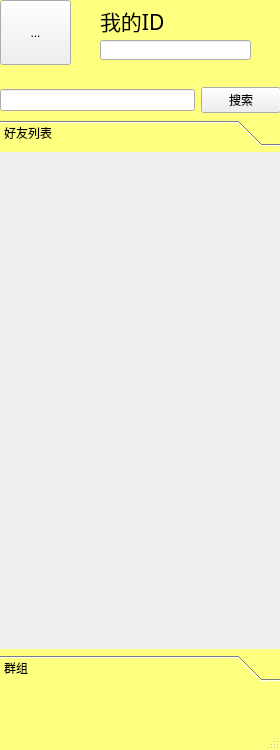
myservicegroup3/DongRuanProgram, file client/mainwindow_menu.ui: the form before one commit.
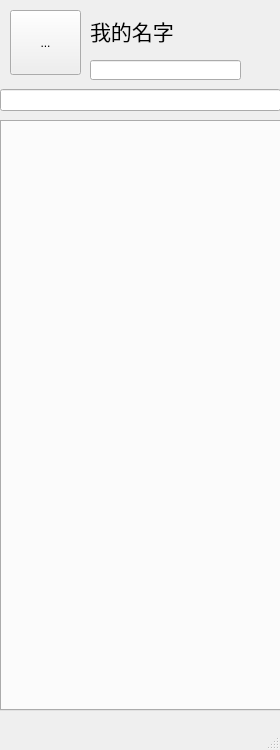
The form after the commit. The open tabs and pages were chosen to show the change. Icons and pictures are not drawn.

```diff
--- a/client/mainwindow_menu.ui
+++ b/client/mainwindow_menu.ui
@@ -17,72 +17,11 @@
    <string>MainWindow</string>
   </property>
   <property name="styleSheet">
-   <string notr="true">QMainWindow{
-	background-color: rgb(255, 255, 127);
-	background-color: qconicalgradient(cx:0.5, cy:0.5, angle:0, stop:0 rgba(35, 40, 3, 255), stop:0.16 rgba(136, 106, 22, 255), stop:0.225 rgba(166, 140, 41, 255), stop:0.285 rgba(204, 181, 74, 255), stop:0.345 rgba(235, 219, 102, 255), stop:0.415 rgba(245, 236, 112, 255), stop:0.52 rgba(209, 190, 76, 255), stop:0.57 rgba(187, 156, 51, 255), stop:0.635 rgba(168, 142, 42, 255), stop:0.695 rgba(202, 174, 68, 255), stop:0.75 rgba(218, 202, 86, 255), stop:0.815 rgba(208, 187, 73, 255), stop:0.88 rgba(187, 156, 51, 255), stop:0.935 rgba(137, 108, 26, 255), stop:1 rgba(35, 40, 3, 255));
+   <string notr="true">#MainWindow_menu{
+	border-image: url(:/new/prefix2/Picture/talkDialogBackgroud2.jpg);
 }</string>
   </property>
   <widget class="QWidget" name="centralwidget">
-   <widget class="QToolBox" name="toolBox">
-    <property name="geometry">
-     <rect>
-      <x>0</x>
-      <y>120</y>
-      <width>281</width>
-      <height>561</height>
-     </rect>
-    </property>
-    <property name="currentIndex">
-     <number>1</number>
-    </property>
-    <widget class="QWidget" name="page">
-     <property name="geometry">
-      <rect>
-       <x>0</x>
-       <y>0</y>
-       <width>281</width>
-       <height>509</height>
-      </rect>
-     </property>
-     <attribute name="label">
-      <string>好友列表</string>
-     </attribute>
-     <widget class="QWidget" name="FWidget" native="true">
-      <property name="geometry">
-       <rect>
-        <x>-1</x>
-        <y>-1</y>
-        <width>281</width>
-        <height>511</height>
-       </rect>
-      </property>
-      <widget class="QWidget" name="verticalLayoutWidget">
-       <property name="geometry">
-        <rect>
-         <x>0</x>
-         <y>0</y>
-         <width>261</width>
-         <height>511</height>
-        </rect>
-       </property>
-       <layout class="QVBoxLayout" name="vLayout"/>
-      </widget>
-     </widget>
-    </widget>
-    <widget class="QWidget" name="page_2">
-     <property name="geometry">
-      <rect>
-       <x>0</x>
-       <y>0</y>
-       <width>281</width>
-       <height>509</height>
-      </rect>
-     </property>
-     <attribute name="label">
-      <string>群组</string>
-     </attribute>
-    </widget>
-   </widget>
    <widget class="QWidget" name="Findwidget" native="true">
     <property name="geometry">
      <rect>
@@ -92,11 +31,14 @@
       <height>121</height>
      </rect>
     </property>
+    <property name="styleSheet">
+     <string notr="true">#Findwidget{border-image:url(:/new/prefix2/Picture/mainBackImg.jpg);}</string>
+    </property>
     <widget class="QLineEdit" name="signEdit">
      <property name="geometry">
       <rect>
-       <x>100</x>
-       <y>40</y>
+       <x>90</x>
+       <y>60</y>
        <width>151</width>
        <height>20</height>
       </rect>
@@ -108,8 +50,8 @@
     <widget class="QLabel" name="UsrName">
      <property name="geometry">
       <rect>
-       <x>100</x>
-       <y>0</y>
+       <x>90</x>
+       <y>10</y>
        <width>131</width>
        <height>41</height>
       </rect>
@@ -121,7 +63,31 @@
       </font>
      </property>
      <property name="text">
-      <string>我的ID</string>
+      <string>我的名字</string>
+     </property>
+    </widget>
+    <widget class="QWidget" name="horizontalLayoutWidget_2">
+     <property name="geometry">
+      <rect>
+       <x>210</x>
+       <y>0</y>
+       <width>71</width>
+       <height>31</height>
+      </rect>
+     </property>
+     <layout class="QHBoxLayout" name="closeLayout"/>
+    </widget>
+    <widget class="QToolButton" name="Head1">
+     <property name="geometry">
+      <rect>
+       <x>10</x>
+       <y>10</y>
+       <width>71</width>
+       <height>65</height>
+      </rect>
+     </property>
+     <property name="text">
+      <string>...</string>
      </property>
     </widget>
    </widget>
@@ -147,26 +113,22 @@
        </property>
       </widget>
      </item>
-     <item>
-      <widget class="QPushButton" name="FindButton">
-       <property name="text">
-        <string>搜索</string>
-       </property>
-      </widget>
-     </item>
     </layout>
    </widget>
-   <widget class="QToolButton" name="Head1">
+   <widget class="QTabWidget" name="tableWidget">
     <property name="geometry">
      <rect>
       <x>0</x>
-      <y>0</y>
-      <width>71</width>
-      <height>65</height>
+      <y>120</y>
+      <width>291</width>
+      <height>591</height>
      </rect>
     </property>
-    <property name="text">
-     <string>...</string>
+    <property name="styleSheet">
+     <string notr="true"/>
+    </property>
+    <property name="currentIndex">
+     <number>-1</number>
     </property>
    </widget>
   </widget>
```
